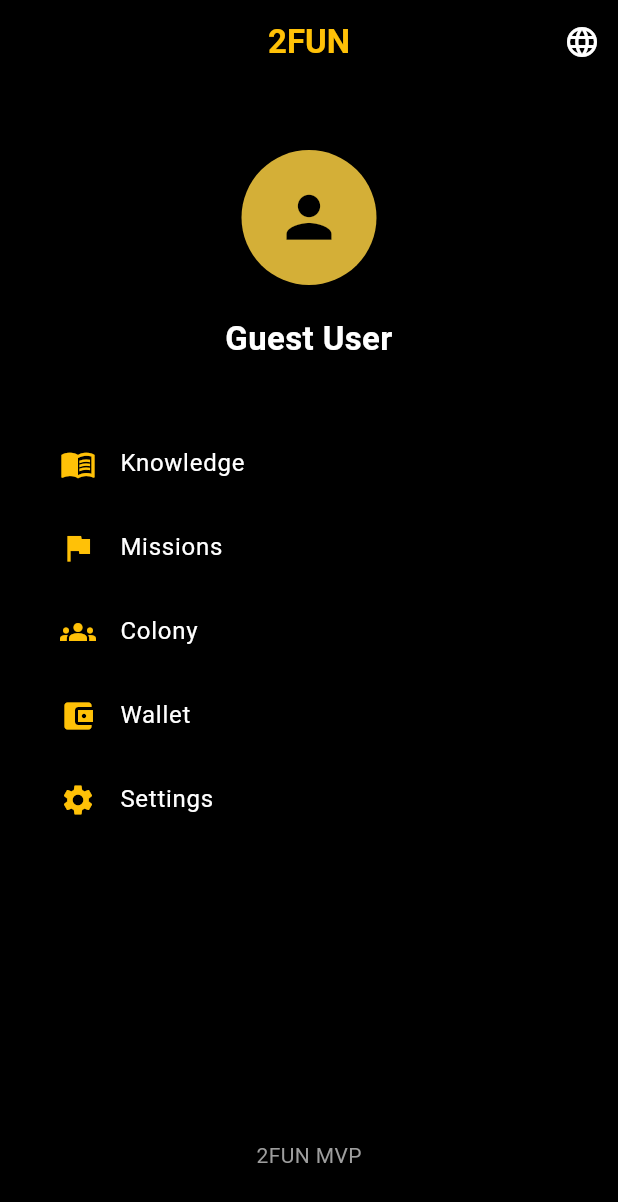
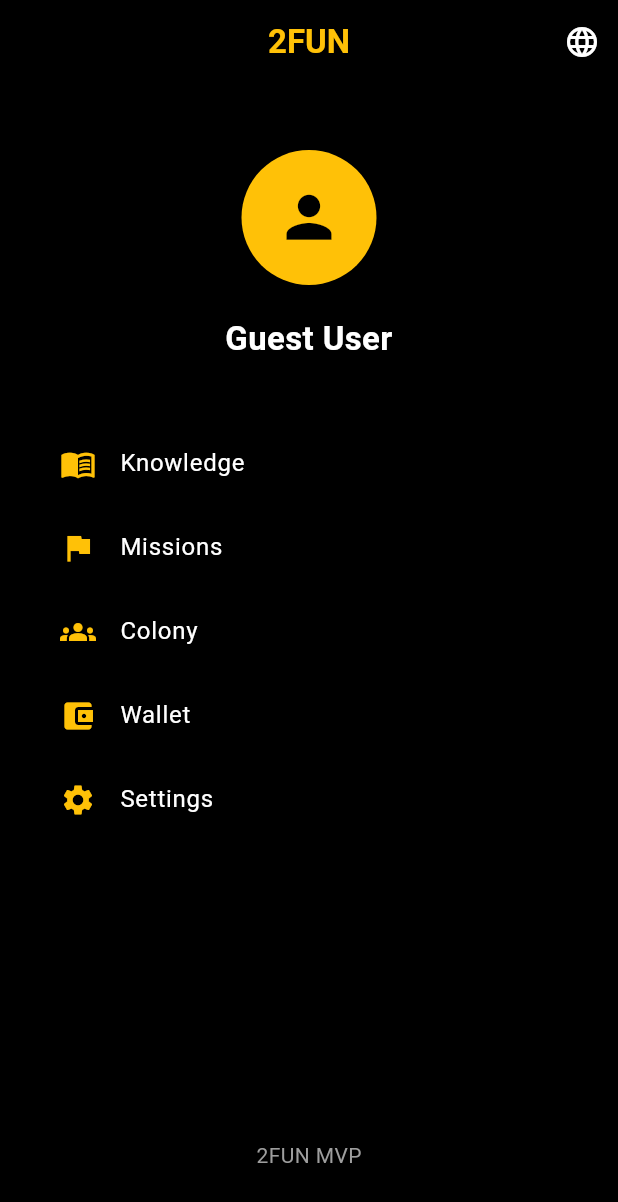
Before and after one commit to spirmo/2FUN-OS, a Flutter app: the DashboardPage screen opened directly, on a phone screen of 412 x 824 dp. Shown: the top 1202 px of the screen. Run offline on Flutter 3.47's test engine with Material 3 defaults, Android fonts, the phone set to English and light mode, and no system bars; our stand-ins replace shared_preferences; accounts and stored records are empty.

Commit message:
Update dashboard_page.dart

```diff
--- a/apps/mobile/lib/features/dashboard/presentation/pages/dashboard_page.dart
+++ b/apps/mobile/lib/features/dashboard/presentation/pages/dashboard_page.dart
@@ -45,11 +45,14 @@ class DashboardPage extends StatelessWidget {
         child: Column(
           children: [
             const SizedBox(height: 20),
+
             const CircleAvatar(
               radius: 45,
+              backgroundColor: Colors.amber,
               child: Icon(
                 Icons.person,
                 size: 45,
+                color: Colors.black,
               ),
             ),
             const SizedBox(height: 20),
```
